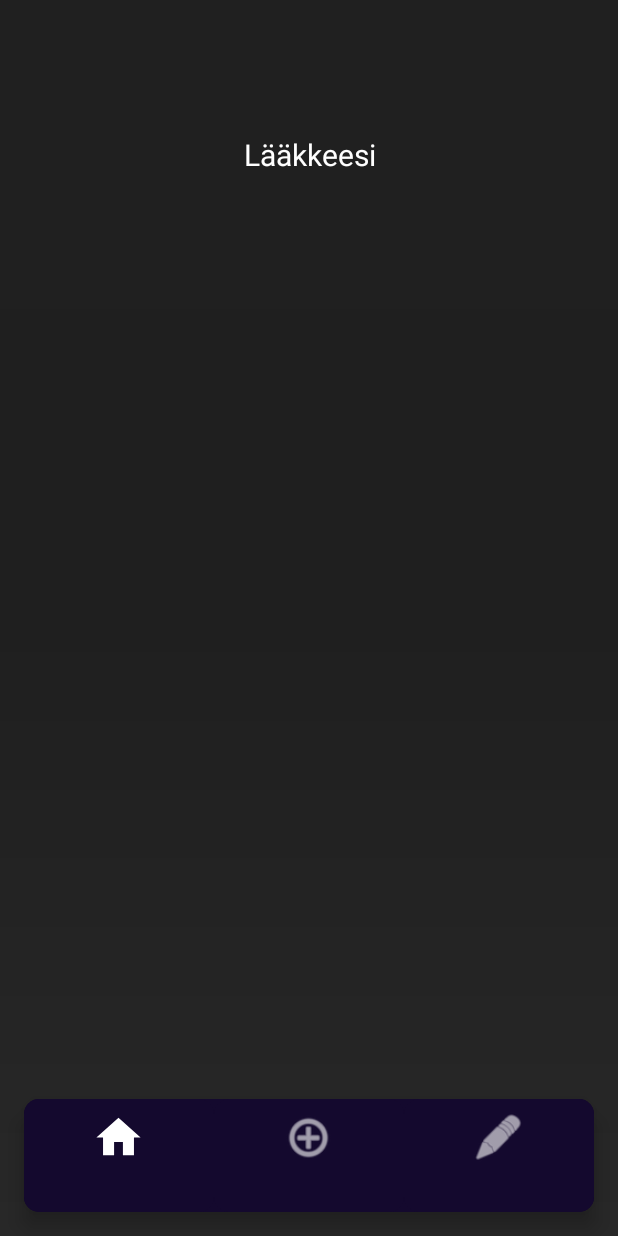
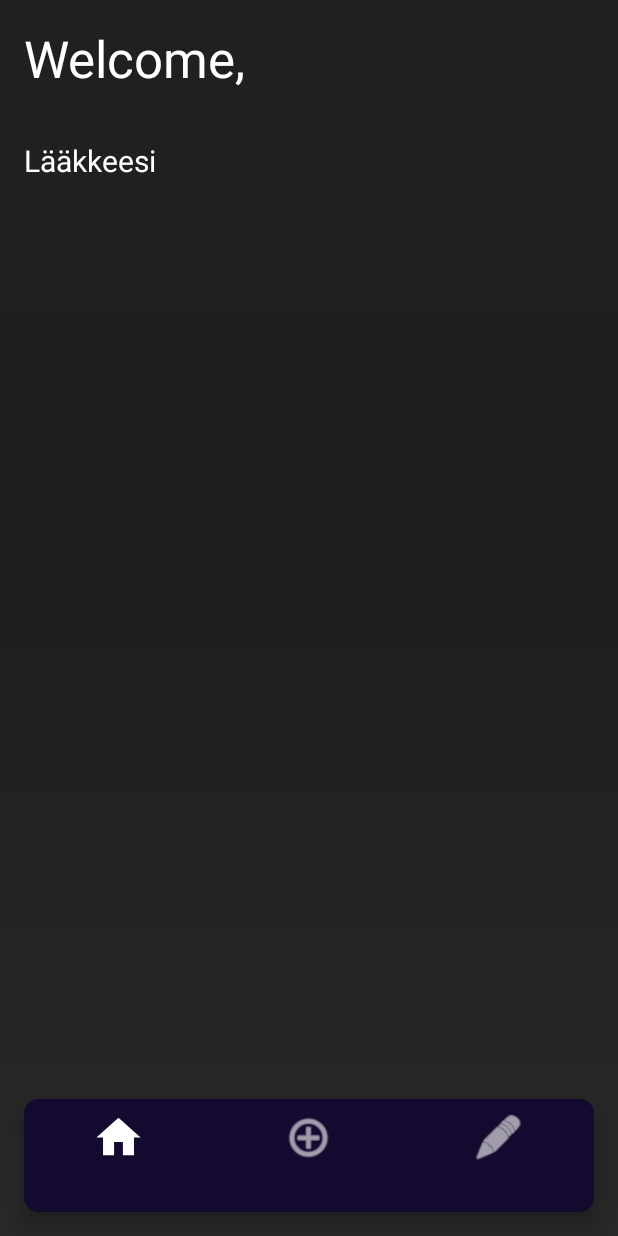
Before and after one commit to JumppanenTomi/Pilleriappi_1.0, an Android app: the HomeFragment screen opened through its navigation route, on a phone screen of 412 x 824 dp. Run offline under Robolectric (Android 15) with nearby library versions, the phone set to English and light mode, and no system bars; our stand-ins replace navigation-ui.

Commit message:
Viimeistelyä

```diff
--- a/app/src/main/java/fi/mobsit/pilleriappi10/CreditsInfo.java
+++ b/app/src/main/java/fi/mobsit/pilleriappi10/CreditsInfo.java
@@ -1,8 +1,12 @@
 package fi.mobsit.pilleriappi10;
+
+import android.os.Bundle;
 
 import androidx.appcompat.app.AppCompatActivity;
 
-import android.os.Bundle;
+/**
+ * @author Andreas Lang
+ */
 
 public class CreditsInfo extends AppCompatActivity {
 
--- a/app/src/main/java/fi/mobsit/pilleriappi10/MainActivity.java
+++ b/app/src/main/java/fi/mobsit/pilleriappi10/MainActivity.java
@@ -10,6 +10,10 @@ import androidx.navigation.ui.AppBarConfiguration;
 import androidx.navigation.ui.NavigationUI;
 
 import fi.mobsit.pilleriappi10.databinding.ActivityMainBinding;
+
+/**
+ * @author Tomi Jumppanen
+ */
 
 public class MainActivity extends AppCompatActivity {
 
--- a/app/src/main/java/fi/mobsit/pilleriappi10/ui/home/HomeFragment.java
+++ b/app/src/main/java/fi/mobsit/pilleriappi10/ui/home/HomeFragment.java
@@ -1,12 +1,11 @@
 package fi.mobsit.pilleriappi10.ui.home;
+
 import android.content.Context;
 import android.content.SharedPreferences;
 import android.os.Bundle;
-import android.util.Log;
 import android.view.LayoutInflater;
 import android.view.View;
 import android.view.ViewGroup;
-import android.widget.ArrayAdapter;
 import android.widget.ListView;
 import android.widget.SimpleAdapter;
 import android.widget.TextView;
@@ -20,24 +19,29 @@ import org.json.JSONArray;
 import org.json.JSONException;
 import org.json.JSONObject;
 
-import java.io.InputStream;
 import java.util.ArrayList;
-import java.util.Collections;
+import java.util.Collection;
 import java.util.HashMap;
 import java.util.List;
 import java.util.Map;
 
 import fi.mobsit.pilleriappi10.R;
 import fi.mobsit.pilleriappi10.databinding.FragmentHomeBinding;
-/** @author Valtteri Rautauoma */
+
+/**
+ * @author Valtteri Rautauoma
+ */
 public class HomeFragment extends Fragment {
-
-    private FragmentHomeBinding binding;
 
     public static final String SHARED_PREFS = "pendingMedicineData";//setting variable's value to value that is our preference file name
     public static final String MEDICINE_ARRAY = "medicineArray";//setting variable's value to value that is our preference tag's correct value
+    public static final String SHARED_PREFS_SETTING = "Settings";//setting variable's value to value that is our preference file name
+    public static final String MEDICINE_ARRAY_USERNAME = "firstname";//setting variable's value to value that is our preference tag's correct value
+    List<Map<String, String>> lista = new ArrayList<Map<String, String>>();
+    private FragmentHomeBinding binding;
     private ListView listmed;
     private String json;
+
     public View onCreateView(@NonNull LayoutInflater inflater, ViewGroup container, Bundle savedInstanceState) {
         binding = FragmentHomeBinding.inflate(inflater, container, false);
         return binding.getRoot();
@@ -49,18 +53,26 @@ public class HomeFragment extends Fragment {
         TextView homeTextBox = view.findViewById(R.id.text_home);//initializing variable to get data from Textbox
         SharedPreferences sharedPreferences = getActivity().getSharedPreferences(SHARED_PREFS, Context.MODE_PRIVATE);//initializing sharedpreferences to correct xml-file and setting it to private so other instances cant access it
         String jsonData = sharedPreferences.getString(MEDICINE_ARRAY, getResources().getString(R.string.add_medicine_name));//getting old data from shared preferences file so it wont be wiped after creating new arraylist
+
+        SharedPreferences settings = getActivity().getSharedPreferences(SHARED_PREFS_SETTING, Context.MODE_PRIVATE);//initializing sharedpreferences to correct xml-file and setting it to private so other instances cant access it
+        String username = settings.getString(MEDICINE_ARRAY_USERNAME, "");//getting old data from shared preferences file so it wont be wiped after creating new arraylist
+
         TextView textview = view.findViewById(R.id.text_home);
+        TextView welcomeText = view.findViewById(R.id.home_textbox);
         json = jsonData;
         textview.setText("Lääkkeesi");
+        String welcomeMessage = getString(R.string.secondary_title_home);
+        username =  welcomeMessage + username;
+        welcomeText.setText(username);
         if (json != null && json.length() > 0) {
             initlist();
             ListView listmed = view.findViewById(R.id.listmed);
-            SimpleAdapter simpleAdapter = new SimpleAdapter(getActivity(), lista, android.R.layout.simple_list_item_1, new String[] {"nimet"}, new int[] {android.R.id.text1});
+            SimpleAdapter simpleAdapter = new SimpleAdapter(getActivity(), lista, android.R.layout.simple_list_item_1, new String[]{"nimet"}, new int[]{android.R.id.text1});
             listmed.setAdapter(simpleAdapter);
         }
 
     }
-        List<Map<String, String>> lista = new ArrayList<Map<String, String>>();
+
     private void initlist() {
 
         try {
@@ -71,15 +83,16 @@ public class HomeFragment extends Fragment {
                 String name = object.getString("medicineName");
                 String time = object.getString("time");
                 String date = object.getString("date");
-                    String outPut = "Lääke: "+name+"\nKello: "+time+"\nPäivämäärä: "+date;
+                String outPut = "Lääke: " + name + "\nKello: " + time + "\nPäivämäärä: " + date;
                 lista.add(createMed("nimet", outPut));
             }
-            }
-            catch (JSONException e) {
-                Toast.makeText(getActivity(), "Error"+e.toString(), Toast.LENGTH_SHORT).show();
+
+        } catch (JSONException e) {
+            Toast.makeText(getActivity(), "Error" + e.toString(), Toast.LENGTH_SHORT).show();
         }
     }
-        private HashMap<String, String>createMed(String name,String time){
+
+    private HashMap<String, String> createMed(String name, String time) {
         HashMap<String, String> mednro = new HashMap<String, String>();
         mednro.put(name, time);
         return mednro;
--- a/app/src/main/java/fi/mobsit/pilleriappi10/ui/home/HomeViewModel.java
+++ b/app/src/main/java/fi/mobsit/pilleriappi10/ui/home/HomeViewModel.java
@@ -4,9 +4,13 @@ import androidx.lifecycle.LiveData;
 import androidx.lifecycle.MutableLiveData;
 import androidx.lifecycle.ViewModel;
 
+/**
+ * @author Valtteri Rautauoma
+ */
+
 public class HomeViewModel extends ViewModel {
 
-    private MutableLiveData<String> mText;
+    private final MutableLiveData<String> mText;
 
     public HomeViewModel() {
         mText = new MutableLiveData<>();
--- a/app/src/main/res/layout/fragment_home.xml
+++ b/app/src/main/res/layout/fragment_home.xml
@@ -8,34 +8,48 @@
     tools:context=".ui.home.HomeFragment">
 
     <TextView
+        android:id="@+id/home_textbox"
+        android:layout_width="match_parent"
+        android:layout_height="wrap_content"
+        android:layout_marginStart="16dp"
+        android:layout_marginTop="16dp"
+        android:layout_marginEnd="16dp"
+        android:text="@string/secondary_title_home"
+        android:textAlignment="textStart"
+        android:textColor="@color/white"
+        android:textSize="34sp"
+        app:layout_constraintEnd_toEndOf="parent"
+        app:layout_constraintHorizontal_bias="1.0"
+        app:layout_constraintStart_toStartOf="parent"
+        app:layout_constraintTop_toTopOf="parent" />
+
+    <TextView
         android:id="@+id/text_home"
         android:layout_width="match_parent"
         android:layout_height="wrap_content"
-        android:layout_marginStart="8dp"
-        android:layout_marginTop="8dp"
-        android:layout_marginEnd="8dp"
-        android:textAlignment="center"
+        android:layout_marginStart="16dp"
+        android:layout_marginTop="32dp"
+        android:layout_marginEnd="16dp"
+        android:textAlignment="textStart"
         android:textColor="@color/white"
         android:textSize="20sp"
-        app:layout_constraintBottom_toBottomOf="parent"
         app:layout_constraintEnd_toEndOf="parent"
         app:layout_constraintHorizontal_bias="0.0"
         app:layout_constraintStart_toStartOf="parent"
-        app:layout_constraintTop_toTopOf="parent"
-        app:layout_constraintVertical_bias="0.103" />
+        app:layout_constraintTop_toBottomOf="@+id/home_textbox" />
 
     <ListView
         android:id="@+id/listmed"
         android:layout_width="0dp"
         android:layout_height="0dp"
-        android:layout_marginStart="32dp"
-        android:layout_marginTop="128dp"
-        android:layout_marginEnd="32dp"
+        android:layout_marginStart="16dp"
+        android:layout_marginTop="8dp"
+        android:layout_marginEnd="16dp"
         android:layout_marginBottom="100dp"
         app:layout_constraintBottom_toBottomOf="parent"
         app:layout_constraintEnd_toEndOf="parent"
-        app:layout_constraintHorizontal_bias="0.0"
+        app:layout_constraintHorizontal_bias="1.0"
         app:layout_constraintStart_toStartOf="parent"
-        app:layout_constraintTop_toTopOf="parent"
+        app:layout_constraintTop_toBottomOf="@+id/text_home"
         app:layout_constraintVertical_bias="0.0" />
 </androidx.constraintlayout.widget.ConstraintLayout>
--- a/app/src/main/res/values/strings.xml
+++ b/app/src/main/res/values/strings.xml
@@ -3,7 +3,7 @@
     <string name="selectedlanguage">ENGLISH</string>
     <string name="language">ENGLISH</string>
     <string name="title_home" translatable="false"> </string>
-    <string name="secondary_title_home">Home</string>
+    <string name="secondary_title_home">"Welcome, "</string>
     <string name="add_title" translatable="false"> </string>
     <string name="add_secondary_title">Add</string>
     <string name="add_medicine_name">Medicine name</string>
```
Also changed, not shown: app/src/main/java/fi/mobsit/pilleriappi10/notifications/nofificationsManager.java (deleted, +0 -63 lines), app/src/main/java/fi/mobsit/pilleriappi10/notifications/notificationManager.java (deleted, +0 -72 lines), app/src/main/java/fi/mobsit/pilleriappi10/ui/add/addFragment.java (+8 -10 lines), app/src/main/java/fi/mobsit/pilleriappi10/ui/add/addMedicine.java (+8 -4 lines), app/src/main/java/fi/mobsit/pilleriappi10/ui/settings/settingsFragment.java (+5 -22 lines), app/src/main/java/fi/mobsit/pilleriappi10/ui/settings/settingsViewModel.java (+6 -4 lines), app/src/main/java/fi/mobsit/pilleriappi10/ui/start/startFragment.java (+7 -16 lines), app/src/main/res/layout/fragment_start.xml (+1 -44 lines), 2 other files. Lines whose indentation alone changed are shown as unchanged.
